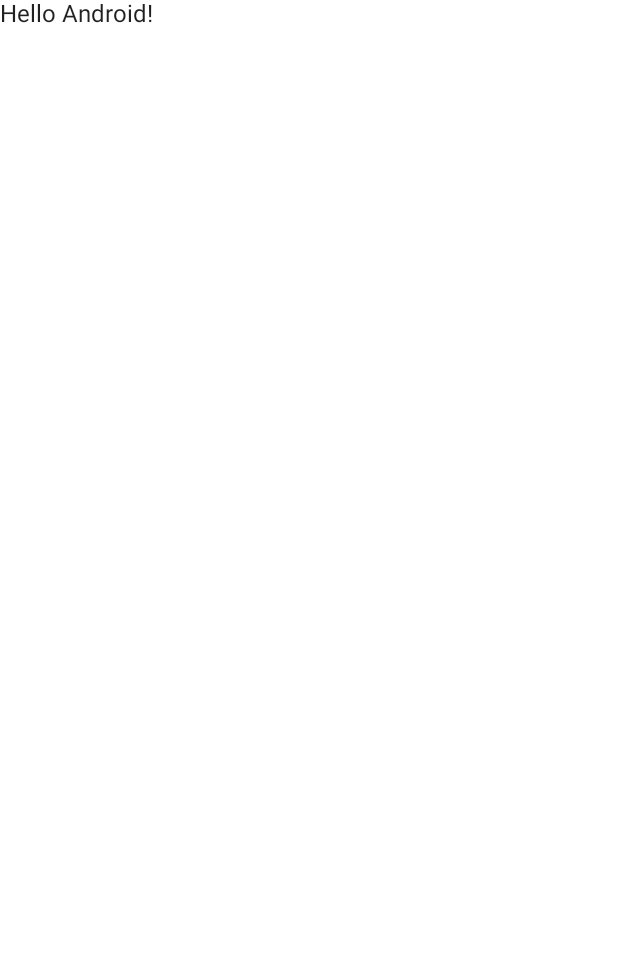
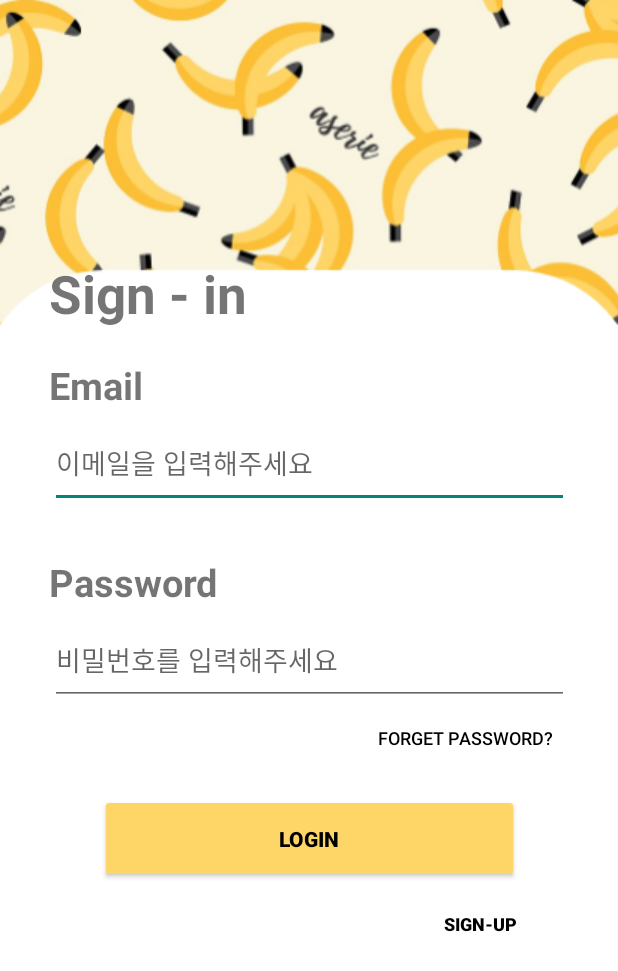
Before and after one commit to CSID-DGU/2022-2-OSSP1-Exit-1, an Android app built with Jetpack Compose: the screen it shows after launch (MainActivity before the commit, LoginActivity after it), on a phone screen of 412 x 824 dp. Before the commit the part shown is almost empty. Shown: the top 971 px of the screen. Run offline under Robolectric (Android 15) with nearby library versions, the phone set to English and light mode, and no system bars.

Commit message:
login and sigup without firebase

```diff
--- /dev/null
+++ b/app/src/main/java/com/example/testapplication/LoginActivity.kt
@@ -0,0 +1,27 @@
+package com.example.testapplication
+
+import android.content.Intent
+import android.os.Bundle
+import android.widget.Button
+import androidx.appcompat.app.AppCompatActivity
+
+class LoginActivity : AppCompatActivity(){
+    private lateinit var btn_login:Button
+    private lateinit var btn_signup:Button
+    private lateinit var btn_findpwd:Button
+
+    override fun onCreate(savedInstanceState: Bundle?) {
+        super.onCreate(savedInstanceState)
+        setContentView(R.layout.activity_login)
+
+        btn_login=findViewById(R.id.login_btn)
+        btn_signup=findViewById(R.id.sign_btn)
+        btn_findpwd=findViewById(R.id.find_pwd_btn)
+
+        btn_signup.setOnClickListener{
+            val intent=Intent(this, RegisterActivity::class.java)
+            startActivity(intent)
+            finish()
+        }
+    }
+}
--- a/app/src/main/java/com/example/testapplication/MainActivity.kt
+++ b/app/src/main/java/com/example/testapplication/MainActivity.kt
@@ -1,5 +1,6 @@
 package com.example.testapplication
 
+import android.content.Intent
 import android.os.Bundle
 import androidx.activity.ComponentActivity
 import androidx.activity.compose.setContent
@@ -15,6 +16,12 @@ import com.example.testapplication.ui.theme.TestApplicationTheme
 class MainActivity : ComponentActivity() {
     override fun onCreate(savedInstanceState: Bundle?) {
         super.onCreate(savedInstanceState)
+
+        val intent = Intent(this, LoginActivity::class.java)
+        startActivity(intent)
+        finish()
+
+
         setContent {
             TestApplicationTheme {
                 // A surface container using the 'background' color from the theme
@@ -31,7 +38,7 @@ fun Greeting(name: String) {
     Text(text = "Hello $name!")
 }
 
-@Preview(showBackground = true)
+@Preview(showBackground = false)
 @Composable
 fun DefaultPreview() {
     TestApplicationTheme {
--- /dev/null
+++ b/app/src/main/res/layout/activity_login.xml
@@ -0,0 +1,116 @@
+<?xml version="1.0" encoding="utf-8"?>
+<androidx.constraintlayout.widget.ConstraintLayout xmlns:android="http://schemas.android.com/apk/res/android"
+    xmlns:app="http://schemas.android.com/apk/res-auto"
+    xmlns:tools="http://schemas.android.com/tools"
+    android:layout_width="match_parent"
+    android:layout_height="match_parent"
+    android:background="@drawable/banana_background">
+
+
+    <TextView
+        android:id="@+id/sign_in"
+        android:layout_width="wrap_content"
+        android:layout_height="wrap_content"
+        android:layout_marginTop="172dp"
+        android:text="Sign - in"
+        android:textSize="35dp"
+        android:textStyle="bold"
+        app:layout_constraintEnd_toEndOf="parent"
+        app:layout_constraintHorizontal_bias="0.117"
+        app:layout_constraintStart_toStartOf="parent"
+        app:layout_constraintTop_toTopOf="parent" />
+
+    <TextView
+        android:id="@+id/EmailText"
+        android:layout_width="wrap_content"
+        android:layout_height="wrap_content"
+        android:layout_marginTop="20dp"
+        android:text="Email"
+        android:textSize="25dp"
+        android:textStyle="bold"
+        app:layout_constraintEnd_toEndOf="parent"
+        app:layout_constraintHorizontal_bias="0.094"
+        app:layout_constraintStart_toStartOf="parent"
+        app:layout_constraintTop_toBottomOf="@+id/sign_in" />
+
+    <EditText
+        android:id="@+id/login_email"
+        android:layout_width="346dp"
+        android:layout_height="59dp"
+        android:layout_marginTop="5dp"
+        android:ems="10"
+        android:hint="이메일을 입력해주세요"
+        android:inputType="textEmailAddress"
+        app:layout_constraintEnd_toEndOf="parent"
+        app:layout_constraintStart_toStartOf="parent"
+        app:layout_constraintTop_toBottomOf="@+id/EmailText" />
+
+    <TextView
+        android:id="@+id/textView5"
+        android:layout_width="wrap_content"
+        android:layout_height="wrap_content"
+        android:layout_marginTop="32dp"
+        android:text="Password"
+        android:textSize="25dp"
+        android:textStyle="bold"
+        app:layout_constraintEnd_toEndOf="parent"
+        app:layout_constraintHorizontal_bias="0.11"
+        app:layout_constraintStart_toStartOf="parent"
+        app:layout_constraintTop_toBottomOf="@+id/login_email" />
+
+    <EditText
+        android:id="@+id/login_password"
+        android:layout_width="346dp"
+        android:layout_height="59dp"
+        android:layout_marginTop="5dp"
+        android:ems="10"
+        android:hint="비밀번호를 입력해주세요"
+        android:inputType="textPassword"
+        app:layout_constraintEnd_toEndOf="parent"
+        app:layout_constraintStart_toStartOf="parent"
+        app:layout_constraintTop_toBottomOf="@+id/textView5" />
+
+    <Button
+        android:id="@+id/find_pwd_btn"
+        android:layout_width="191dp"
+        android:layout_height="43dp"
+        android:background="#00ff0000"
+        android:text="Forget password?"
+        android:textColor="#000000"
+        android:textSize="12dp"
+        app:layout_constraintEnd_toEndOf="parent"
+        app:layout_constraintHorizontal_bias="0.972"
+        app:layout_constraintStart_toStartOf="parent"
+        app:layout_constraintTop_toBottomOf="@+id/login_password" />
+
+    <Button
+        android:id="@+id/login_btn"
+        android:layout_width="279dp"
+        android:layout_height="59dp"
+        android:layout_marginTop="16dp"
+        android:backgroundTint="#FFFED567"
+        android:text="Login"
+        android:textColor="@color/black"
+        android:textStyle="bold"
+        app:layout_constraintEnd_toEndOf="parent"
+        app:layout_constraintStart_toStartOf="parent"
+        app:layout_constraintTop_toBottomOf="@+id/find_pwd_btn" />
+
+    <Button
+        android:id="@+id/sign_btn"
+        android:layout_width="102dp"
+        android:layout_height="54dp"
+        android:background="#00ff0000"
+        android:text="Sign-up"
+        android:textColor="#000000"
+        android:textSize="12dp"
+        android:textStyle="bold"
+        app:layout_constraintBottom_toBottomOf="parent"
+        app:layout_constraintEnd_toEndOf="parent"
+        app:layout_constraintHorizontal_bias="0.869"
+        app:layout_constraintStart_toStartOf="parent"
+        app:layout_constraintTop_toBottomOf="@+id/login_btn"
+        app:layout_constraintVertical_bias="0.0" />
+
+
+</androidx.constraintlayout.widget.ConstraintLayout>
```
Also changed, not shown: app/build.gradle (+9 -0 lines), app/src/main/AndroidManifest.xml (+10 -1 lines), app/src/main/java/com/example/testapplication/KotlinPractice.kt (added, +26 -0 lines), app/src/main/java/com/example/testapplication/RegisterActivity.kt (added, +26 -0 lines), app/src/main/res/layout/activity_register.xml (added, +224 -0 lines), app/src/main/res/drawable-v24/banana_background.png (added), app/src/main/res/drawable-v24/banana_background2.png (added).
